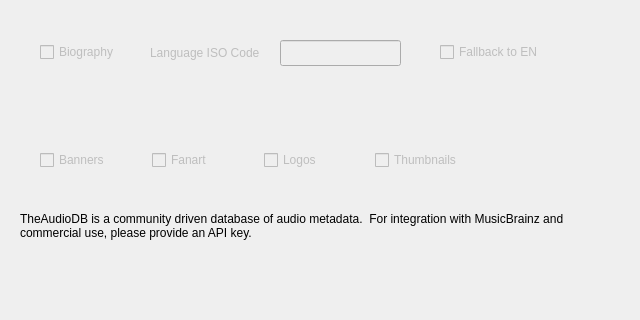
First picture: the form in nowplaying/resources/artistextras_theaudiodb_ui.ui, repository e1miran/Now-Playing-Serato, before the edit; both pictures show x 0 to 640 and y 160 to 480 of the 640 by 480 pixel window.
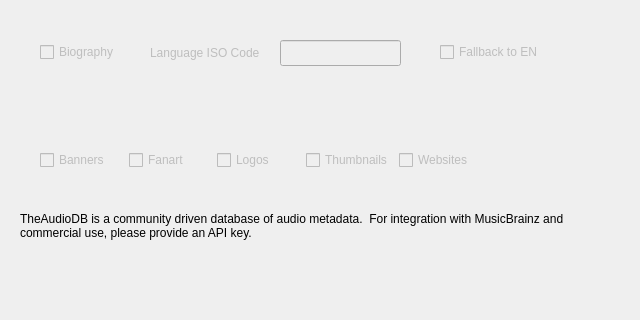
Second picture: the form after the edit.

Patch:
```diff
--- a/nowplaying/resources/artistextras_theaudiodb_ui.ui
+++ b/nowplaying/resources/artistextras_theaudiodb_ui.ui
@@ -149,6 +149,16 @@
       </property>
      </widget>
     </item>
+    <item>
+     <widget class="QCheckBox" name="websites_checkbox">
+      <property name="enabled">
+       <bool>false</bool>
+      </property>
+      <property name="text">
+       <string>Websites</string>
+      </property>
+     </widget>
+    </item>
    </layout>
   </widget>
   <widget class="QCheckBox" name="bio_checkbox">
```
Left out of the diff: 16 changed lines with no effect on the pictures.
